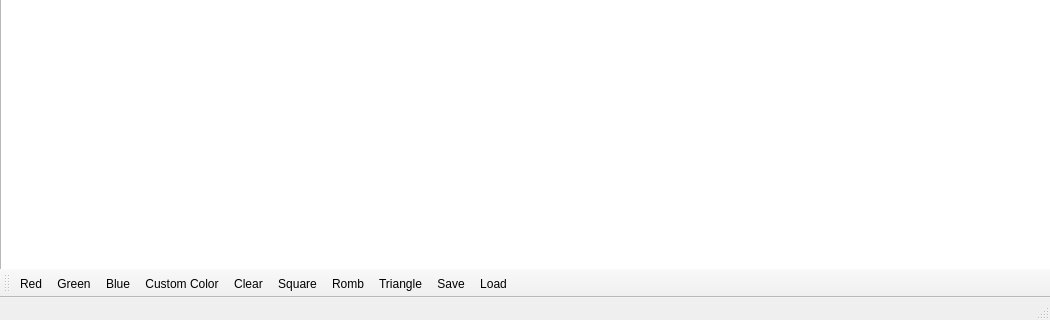
Old version of the form mainwindow.ui in the repository faidkci/Qt_paint; both pictures show x 0 to 1050 and y 496 to 816 of the 1050 by 816 pixel window.
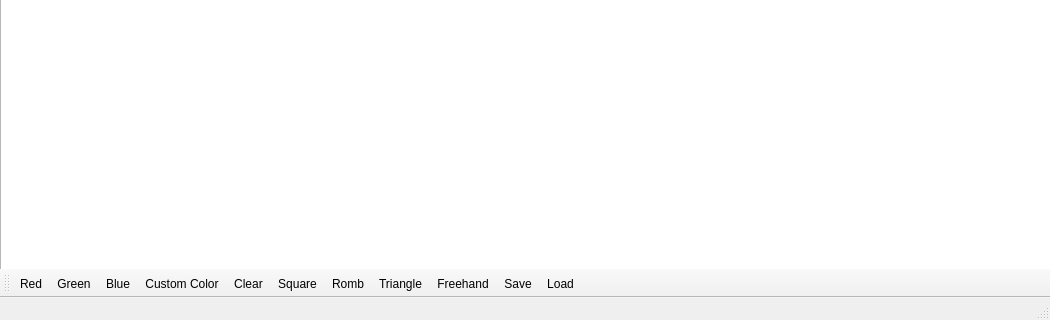
New version of the form.

Patch:
```diff
--- a/mainwindow.ui
+++ b/mainwindow.ui
@@ -46,6 +46,7 @@
    <addaction name="actionSquare"/>
    <addaction name="actionRomb"/>
    <addaction name="actionTriangle"/>
+   <addaction name="actionFreehand"/>
    <addaction name="actionSave"/>
    <addaction name="actionLoad"/>
   </widget>
@@ -90,6 +91,11 @@
     <string>Triangle</string>
    </property>
   </action>
+  <action name="actionFreehand">
+   <property name="text">
+    <string>Freehand</string>
+   </property>
+  </action>
   <action name="actionSave">
    <property name="text">
     <string>Save</string>
```
Left out of the diff: 2 changed lines with no effect on the pictures.
